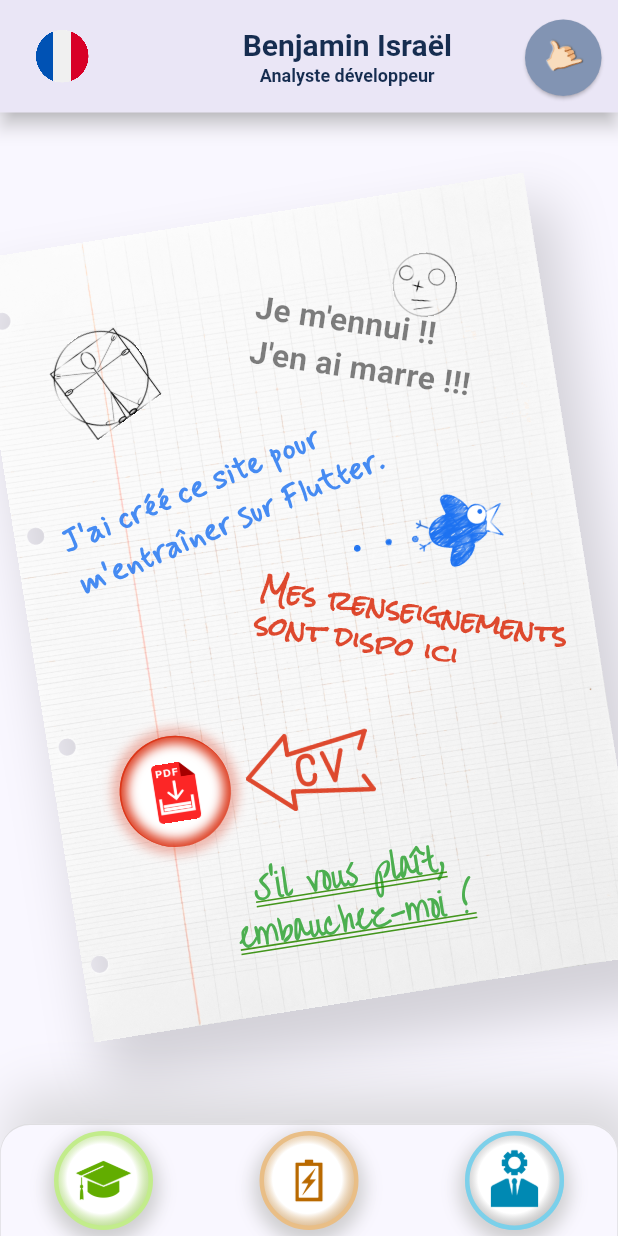
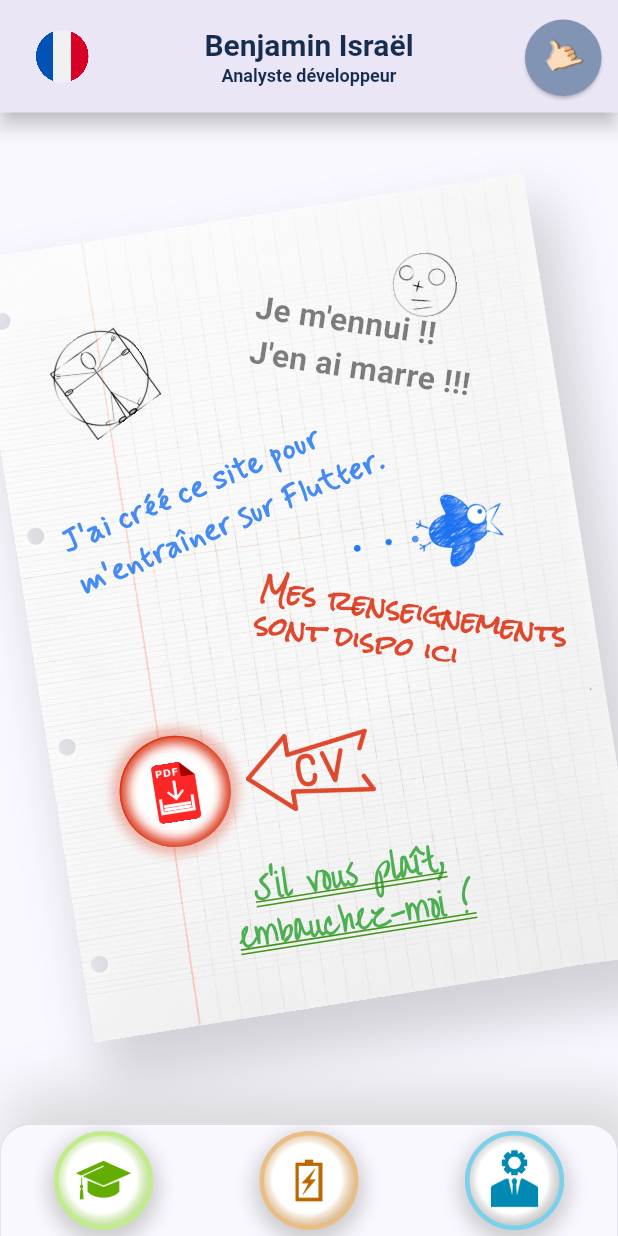
Before and after one commit to adagioribbit/flutter_online_resume, a Flutter app: the screen it shows after launch, on a phone screen of 412 x 824 dp. Run offline on Flutter 3.47's test engine with Material 3 defaults, Android fonts, the phone set to English and light mode, and no system bars; our stand-ins replace carousel_slider, rxdart, scrollable_positioned_list, web; Roboto replaces fonts that are missing (GrapeNuts); project files that could hold a hidden picture were left out.

Commit message:
- Fix AppBar title centering

```diff
--- a/lib/widgets/appbar/site_header.dart
+++ b/lib/widgets/appbar/site_header.dart
@@ -120,8 +120,7 @@ class _SiteHeaderState extends State<SiteHeader> with TickerProviderStateMixin {
                       mainAxisAlignment: MainAxisAlignment.end,
                       direction: Axis.horizontal,
                       children: [
-                    Container(
-                        height: componentHeight, width: componentHeight * 2.0),
+                    SizedBox(height: componentHeight, width: componentHeight),
                     Expanded(
                         child: Opacity(
                             opacity: _animationOpacity.value,
```
